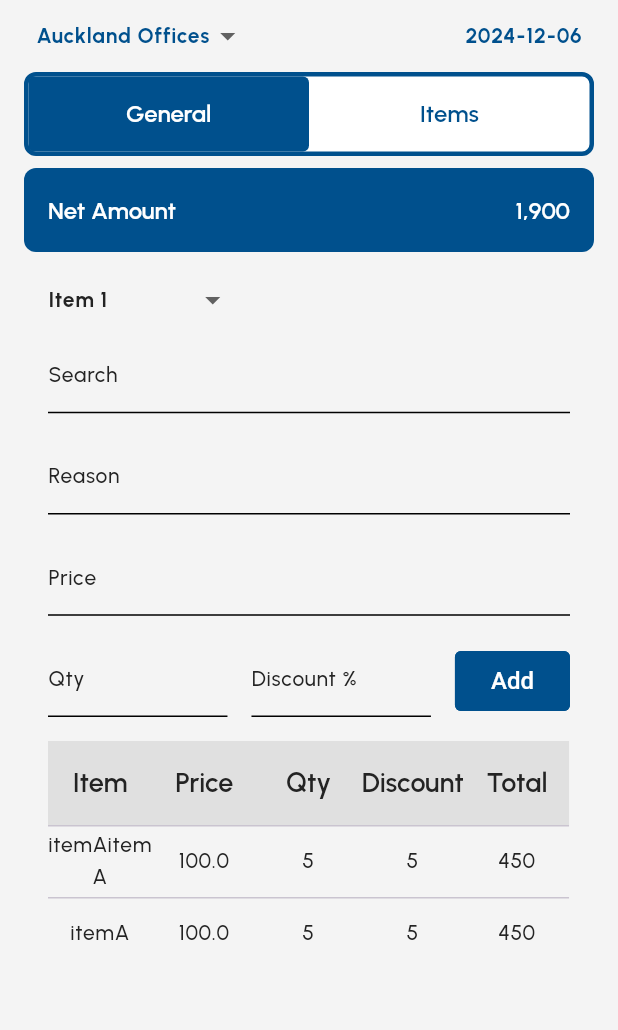
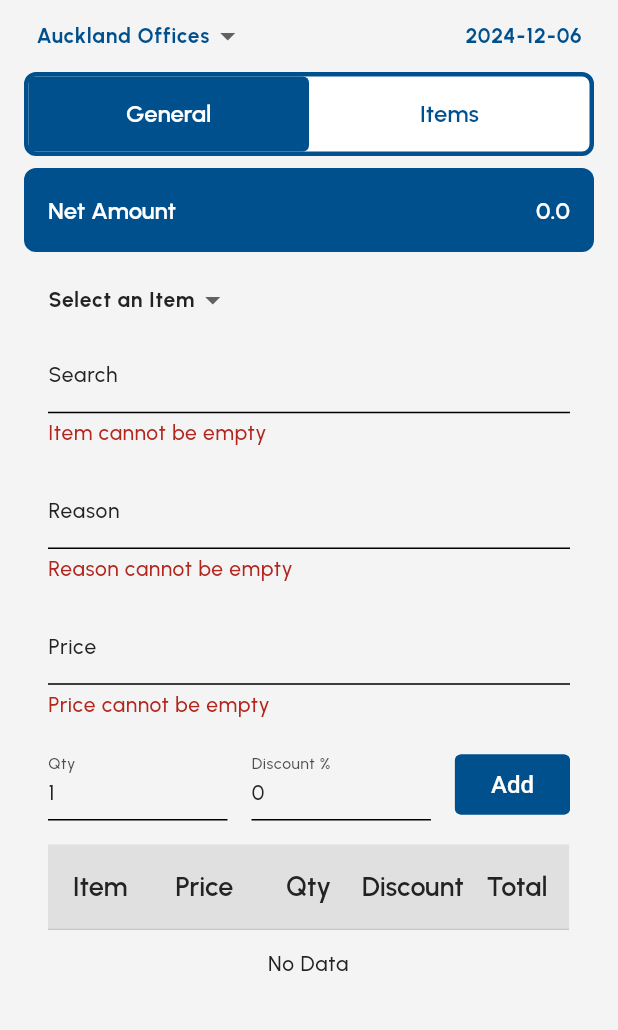
Before and after one commit to mohamedNilshad/quotation_calculation_app, a Flutter app: the screen it shows after launch, after a tap on "Add", on a phone screen of 412 x 824 dp, the part 84-1114 px from its top. Run offline on Flutter 3.47's test engine with Material 3 defaults, Android fonts, the light colour scheme and no system bars; our stand-ins replace flutter_svg, get_it, google_fonts, sqflite; missing offline and left inert: search_choices; accounts and stored records are empty.

Commit message:
commit 2

```diff
--- a/lib/src/core/utils/validators/validations.dart
+++ b/lib/src/core/utils/validators/validations.dart
@@ -1,10 +1,7 @@
 
-class Validations{
-
-  static String? validateEmptyField(String fieldName, String? value){
-    if(value == null || value.isEmpty){
-      return '$fieldName cannot be empty';
-    }
-    return null;
+String? validateEmptyField(String fieldName, String? value){
+  if(value == null || value.isEmpty){
+    return '$fieldName cannot be empty';
   }
+  return null;
 }
--- /dev/null
+++ b/lib/src/features/home/data/repositories/quotation.repository.dart
@@ -0,0 +1,61 @@
+import 'package:quotation_calculation/src/features/home/models/item.model.dart';
+import 'package:sqflite/sqflite.dart';
+import 'package:path/path.dart';
+
+class QuotationRepository {
+  Database? _database;
+
+  Future<Database> get database async {
+    if (_database != null) return _database!;
+    _database = await _initDB('quotations.db');
+    return _database!;
+  }
+
+  Future<Database> _initDB(String fileName) async {
+    final dbPath = await getDatabasesPath();
+    final path = join(dbPath, fileName);
+
+    return await openDatabase(
+      path,
+      version: 1,
+      onCreate: _createDB,
+    );
+  }
+
+  Future<void> _createDB(Database db, int version) async {
+    const String tblName = 'Quotation_Details';
+
+    await db.execute('''
+      CREATE TABLE $tblName (
+        id INTEGER PRIMARY KEY AUTOINCREMENT,
+        itemName TEXT NOT NULL,
+        price DOUBLE NOT NULL
+      )
+    ''');
+
+    await _initTable(db, tblName);
+  }
+
+  Future<void> _initTable(Database db, String tblName)async {
+    List<Item> items = [
+      Item(itemName: 'Item 1', price: 50.00),
+      Item(itemName: 'Item 2', price: 60.00),
+      Item(itemName: 'Item 3', price: 70.00),
+    ];
+    for(Item item in items){
+      await db.insert(tblName, item.toMap());
+    }
+  }
+
+  Future<List<Item>> getItems() async {
+    final db = await database;
+    final result = await db.query('Item_Details');
+    return result.map((e) => Item.fromMap(e)).toList();
+  }
+
+  Future<int> addItem(Item item) async {
+    final db = await database;
+    return await db.insert('Item_Details', item.toMap());
+  }
+
+}
--- /dev/null
+++ b/lib/src/features/home/models/quotation.model.dart
@@ -0,0 +1,38 @@
+
+import 'package:quotation_calculation/src/features/home/models/item.model.dart';
+
+class Quotation{
+  final int? id;
+  final Item item;
+  final int qty;
+  final double discount;
+  final double total;
+
+  Quotation({
+    this.id,
+    required this.item,
+    required this.qty,
+    required this.discount,
+    required this.total,
+  });
+
+  Map<String, dynamic> toMap() {
+    return {
+      'id': id,
+      'item': item,
+      'qty': qty,
+      'discount': discount,
+      'total': total,
+    };
+  }
+
+  factory Quotation.fromMap(Map<String, dynamic> map) {
+    return Quotation(
+      id: map['id'],
+      item: map['item'],
+      qty: map['qty'],
+      discount: map['discount'],
+      total: map['total'],
+    );
+  }
+}
--- a/lib/src/features/home/views/general.screen.dart
+++ b/lib/src/features/home/views/general.screen.dart
@@ -1,15 +1,20 @@
+
 import 'package:flutter/material.dart';
+import 'package:flutter/services.dart';
 import 'package:provider/provider.dart';
 import 'package:quotation_calculation/src/core/constants/app_colors.dart';
 import 'package:quotation_calculation/src/core/constants/app_strings.dart';
 import 'package:quotation_calculation/src/core/constants/sizes.dart';
 import 'package:quotation_calculation/src/core/utils/helpers/helper_functions.dart';
+import 'package:quotation_calculation/src/core/utils/validators/validations.dart';
 import 'package:quotation_calculation/src/core/views/widgets/custom.circular_progress_indicator.dart';
 import 'package:quotation_calculation/src/features/home/models/item.model.dart';
+import 'package:quotation_calculation/src/features/home/models/quotation.model.dart';
 import 'package:quotation_calculation/src/features/home/view_models/Items.view_model.dart';
 
 class GeneralScreen extends StatefulWidget {
-  const GeneralScreen({super.key});
+  final Function(Quotation) onAddPressed;
+  const GeneralScreen({super.key, required this.onAddPressed});
 
   @override
   State<GeneralScreen> createState() => _GeneralScreenState();
@@ -24,15 +29,32 @@ class _GeneralScreenState extends State<GeneralScreen> {
   final _discountController = TextEditingController();
 
   List<Item> items = [];
+  List<DataRow> rows = [];
+  List<Quotation> quotation = [];
   Item? _selectedItem;
   bool loading = false;
+  double netAmount = 0.0;
 
-  _loadItems() async {
+  void _loadItems() async {
     setState(() => loading = true);
     items = await context.read<ItemViewModel>().fetchItems();
+    items.insert(0, Item(id: -1, itemName: 'Select an Item', price: 0.0));
     setState(() {
       _selectedItem = items.first;
+      _discountController.text = "0";
+      _qtyController.text = "1";
       loading = false;
+    });
+  }
+
+  void _clearTextFields(){
+    setState(() {
+      _selectedItem = items.first;
+      _itemController.clear();
+      _reasonController.clear();
+      _priceController.clear();
+      _qtyController.clear();
+      _discountController.clear();
     });
   }
 
@@ -71,7 +93,7 @@ class _GeneralScreenState extends State<GeneralScreen> {
                     ),
                   ),
                   Text(
-                    '1,900',
+                    netAmount.toString(),
                     style: Theme.of(context).textTheme.titleLarge?.copyWith(
                       color: AppColors.white,
                     ),
@@ -94,8 +116,13 @@ class _GeneralScreenState extends State<GeneralScreen> {
                         fontWeight: FontWeight.bold,
                       ),
                       underline: const SizedBox(),
-                      onChanged: (Item? newValue) {
-                        setState(() => _selectedItem = newValue!);
+                      onChanged: (Item? item) {
+                        _clearTextFields();
+                        setState(() {
+                          _selectedItem = item!;
+                          _itemController.text = item.itemName;
+                          _priceController.text = item.price.toString();
+                        });
                       },
                       items: items.map<DropdownMenuItem<Item>>((Item value) {
                         return DropdownMenuItem<Item>(
@@ -108,13 +135,16 @@ class _GeneralScreenState extends State<GeneralScreen> {
                       decoration: const InputDecoration(
                         label: Text(AppStrings.searchLabel),
                       ),
+                      validator: (value) => validateEmptyField('Item', value),
                       controller: _itemController,
+
                     ),
                     const SizedBox(height: Sizes.spaceBtwInputField),
                     TextFormField(
                       decoration: const InputDecoration(
                         label: Text(AppStrings.reasonLabel),
                       ),
+                      validator: (value) => validateEmptyField(AppStrings.reasonLabel, value),
                       controller: _reasonController,
                     ),
                     const SizedBox(height: Sizes.spaceBtwInputField),
@@ -122,6 +152,8 @@ class _GeneralScreenState extends State<GeneralScreen> {
                       decoration: const InputDecoration(
                         label: Text(AppStrings.priceLabel),
                       ),
+                      readOnly: true,
+                      validator: (value) => validateEmptyField(AppStrings.priceLabel, value),
                       controller: _priceController,
                     ),
                     const SizedBox(height: Sizes.spaceBtwInputField),
@@ -134,7 +166,23 @@ class _GeneralScreenState extends State<GeneralScreen> {
                             decoration: const InputDecoration(
                               label: Text(AppStrings.qtyLabel),
                             ),
+                            onChanged: (value){
+                              if(value.isNotEmpty) {
+                                int discount = int.parse(value);
+                                if (discount < 1) {
+                                  _qtyController.text = "1";
+                                }
+                                _qtyController.selection = TextSelection.fromPosition(
+                                  TextPosition(offset: _qtyController.text.length),
+                                );
+                              }
+                            },
+                            validator: (value) => validateEmptyField(AppStrings.qtyLabel, value),
                             controller: _qtyController,
+                            keyboardType: TextInputType.number,
+                            inputFormatters: <TextInputFormatter>[
+                              FilteringTextInputFormatter.digitsOnly
+                            ],
                           ),
                         ),
                         const SizedBox(width: Sizes.md),
@@ -143,6 +191,23 @@ class _GeneralScreenState extends State<GeneralScreen> {
                             decoration: const InputDecoration(
                               label: Text('${AppStrings.discountLabel} %'),
                             ),
+                            keyboardType: const TextInputType.numberWithOptions(decimal: true),
+                            inputFormatters: <TextInputFormatter>[
+                              FilteringTextInputFormatter.allow(RegExp(r'^\d*\.?\d*')),
+                            ],
+                            onChanged: (value){
+                              if(value.isNotEmpty) {
+                                double discount = double.parse(value);
+                                if (discount < 0) {
+                                  _discountController.text = "0";
+                                } else if (discount > 100) {
+                                  _discountController.text = "100";
+                                }
+                                _discountController.selection = TextSelection.fromPosition(
+                                  TextPosition(offset: _discountController.text.length),
+                                );
+                              }
+                            },
                             controller: _discountController,
                           ),
                         ),
@@ -151,15 +216,44 @@ class _GeneralScreenState extends State<GeneralScreen> {
                           child: const Text(AppStrings.addLabel),
                           onPressed: (){
                             FocusScope.of(context).unfocus();
-                            print(_itemController.text);
+                            //Navigator.of(context).push(MaterialPageRoute(builder: (context) => TestScreen()));
+                            if (_formKey.currentState!.validate()) {
+                              double discount =  double.parse(_discountController.text.trim());
+                              int qty =  int.parse(_qtyController.text.trim());
+                              double total = (_selectedItem!.price * qty) * (100 - discount) / 100;
+                              Quotation tempQtn = Quotation(
+                                item: _selectedItem!,
+                                qty: qty,
+                                discount:discount,
+                                total: total,
+                              );
+                              _buildDataRow(tempQtn);
+                              setState(() {
+                                quotation.add(tempQtn);
+                                netAmount += tempQtn.total;
+                              });
+                              widget.onAddPressed(tempQtn);
+                              _clearTextFields();
+                            }
                           },
-                        )
-
+                        ),
                       ],
                     ),
                     const SizedBox(height: Sizes.spaceBtwItems),
                     ///table
-                    _buildTable()
+                    DataTable(
+                      headingRowColor: WidgetStateProperty.all(AppColors.grey),
+                      horizontalMargin: 0,
+                      columnSpacing: 0,
+                      columns: <DataColumn>[
+                        _buildTableColumn(title: AppStrings.itemLabel),
+                        _buildTableColumn(title: AppStrings.priceLabel),
+                        _buildTableColumn(title: AppStrings.qtyLabel),
+                        _buildTableColumn(title: AppStrings.discountLabel),
+                        _buildTableColumn(title: AppStrings.totalLabel),
+                      ],
+                      rows: rows.isEmpty ? _buildEmptyRow('No Data') : rows,
+                    )
                   ],
                 ),
               ),
@@ -170,40 +264,32 @@ class _GeneralScreenState extends State<GeneralScreen> {
     );
   }
 
-  Widget _buildTable(){
-    return DataTable(
-      headingRowColor: WidgetStateProperty.all(AppColors.grey),
-      horizontalMargin: 0,
-      columnSpacing: 0,
-
-      columns: <DataColumn>[
-        _buildTableColumn(title: AppStrings.itemLabel),
-        _buildTableColumn(title: AppStrings.priceLabel),
-        _buildTableColumn(title: AppStrings.qtyLabel),
-        _buildTableColumn(title: AppStrings.discountLabel),
-        _buildTableColumn(title: AppStrings.totalLabel),
-      ],
-      rows: <DataRow>[
+  void _buildDataRow(Quotation quotation){
+      rows.add(
         DataRow(
           cells: <DataCell>[
-            _buildDataCell(value: 'itemAitemA'),
-            _buildDataCell(value: '100.0'),
-            _buildDataCell(value: '5'),
-            _buildDataCell(value: '5'),
-            _buildDataCell(value: '450'),
+            _buildDataCell(value: quotation.item.itemName),
+            _buildDataCell(value: quotation.item.price.toString()),
+            _buildDataCell(value: quotation.qty.toString()),
+            _buildDataCell(value: quotation.discount.toString()),
+            _buildDataCell(value: quotation.total.toString()),
           ],
         ),
-        DataRow(
-          cells: <DataCell>[
-            _buildDataCell(value: 'itemA'),
-            _buildDataCell(value: '100.0'),
-            _buildDataCell(value: '5'),
-            _buildDataCell(value: '5'),
-            _buildDataCell(value: '450'),
-          ],
-        ),
-      ],
-    );
+      );
+  }
+
+  List<DataRow> _buildEmptyRow(String value) {
+    return [
+      DataRow(
+        cells: <DataCell>[
+          _buildDataCell(),
+          _buildDataCell(),
+          _buildDataCell(value: 'No Data'),
+          _buildDataCell(),
+          _buildDataCell(),
+        ],
+      ),
+    ];
   }
 
   DataColumn _buildTableColumn({required String title}){
@@ -219,7 +305,7 @@ class _GeneralScreenState extends State<GeneralScreen> {
     );
   }
 
-  DataCell _buildDataCell({required String value}){
+  DataCell _buildDataCell({String value = ''}){
     return DataCell(
       Container(
         width: (HelperFunctions.screenWidth(context)-(Sizes.md)) / 5.7,
@@ -234,4 +320,5 @@ class _GeneralScreenState extends State<GeneralScreen> {
       ),
     );
   }
+
 }
--- a/lib/src/features/home/views/home.screen.dart
+++ b/lib/src/features/home/views/home.screen.dart
@@ -1,9 +1,11 @@
 import 'package:flutter/material.dart';
+import 'package:provider/provider.dart';
 import 'package:quotation_calculation/src/core/constants/app_colors.dart';
 import 'package:quotation_calculation/src/core/constants/icon_strings.dart';
 import 'package:quotation_calculation/src/core/constants/sizes.dart';
 import 'package:quotation_calculation/src/core/utils/formatters/formatter.dart';
 import 'package:quotation_calculation/src/core/views/widgets/svg_icon_builder.widget.dart';
+import 'package:quotation_calculation/src/features/home/models/quotation.model.dart';
 import 'package:quotation_calculation/src/features/home/views/general.screen.dart';
 import 'package:quotation_calculation/src/features/home/views/items.screen.dart';
 
@@ -17,6 +19,25 @@ class HomeScreen extends StatefulWidget {
 class _HomeScreenState extends State<HomeScreen> with SingleTickerProviderStateMixin{
   List<String> items = ['Auckland Offices', 'Office 2', 'Office 3', 'Office 4', 'Office 5'];
   String? _selectedItem;
+
+  List<Quotation> quotations = [];
+
+  _updateList(Quotation quotation){
+    setState(() => quotations.add(quotation));
+  }
+  bool loading = false;
+
+  void _updateQuotations() async {
+    setState(() => loading = true);
+    items = await context.read<ItemViewModel>().fetchItems();
+    items.insert(0, Item(id: -1, itemName: 'Select an Item', price: 0.0));
+    setState(() {
+      _selectedItem = items.first;
+      _discountController.text = "0";
+      _qtyController.text = "1";
+      loading = false;
+    });
+  }
 
   late TabController _tabController;
   final _tabs = [
@@ -112,9 +133,9 @@ class _HomeScreenState extends State<HomeScreen> with SingleTickerProviderStateM
             Expanded(
               child: TabBarView(
                 controller: _tabController,
-                children: const [
-                  GeneralScreen(),
-                  ItemsScreen(),
+                children: [
+                  GeneralScreen(onAddPressed: _updateList),
+                  const ItemsScreen(),
                 ],
               ),
             )
--- /dev/null
+++ b/lib/src/features/home/views/test.screen.dart
@@ -0,0 +1,61 @@
+
+import 'package:flutter/material.dart';
+import 'package:quotation_calculation/src/features/home/models/item.model.dart';
+import 'package:search_choices/search_choices.dart';
+class TestScreen extends StatefulWidget {
+  const TestScreen({super.key});
+
+  @override
+  State<TestScreen> createState() => _TestScreenState();
+}
+
+class _TestScreenState extends State<TestScreen> {
+  final List<Item> items = [
+    Item(id: 1, itemName: "Item A", price: 10.0),
+    Item(id: 2, itemName: "Item B", price: 20.0),
+    Item(id: 3, itemName: "Item C", price: 30.0),
+  ];
+
+  Item? selectedItem;
+  double? selectedPrice;
+
+  @override
+  Widget build(BuildContext context) {
+    return Scaffold(
+      appBar: AppBar(title: Text('examples mode')),
+      body: Padding(
+        padding: const EdgeInsets.all(16.0),
+        child: Column(
+          children: [
+            SearchChoices.single(
+              items: items.map((item) => DropdownMenuItem<Item>(
+                value: item,
+                child: Text(item.itemName),
+              )).toList(),
+              value: selectedItem,
+              hint: "Select an Item",
+              onChanged: (Item? selected) {
+                setState(() {
+                  selectedItem = selected;
+                  selectedPrice = selected?.price;
+                });
+              },
+              isExpanded: true,
+              displayClearIcon: true,
+              icon: const Icon(Icons.arrow_downward),
+              searchHint: "Search Item...",
+              style: const TextStyle(fontSize: 16),
+            ),
+            const SizedBox(height: 20),
+            if(selectedItem != null && selectedPrice != null)
+              Text(
+                'Selected Item: ${selectedItem?.itemName}, Price: \$${selectedPrice?.toStringAsFixed(2)}',
+                style: const TextStyle(fontSize: 16),
+              ),
+          ],
+        ),
+
+      ),
+    );
+  }
+}
--- a/pubspec.yaml
+++ b/pubspec.yaml
@@ -42,6 +42,7 @@ dependencies:
   flutter_svg: ^2.0.16
   sqflite: ^2.3.3+1
   path: ^1.9.0
+  search_choices: ^2.2.11
 
 dev_dependencies:
   flutter_test:
```
Also changed, not shown: lib/src/features/home/view_models/quotations.view_model.dart (added, +18 -0 lines), pubspec.lock.
